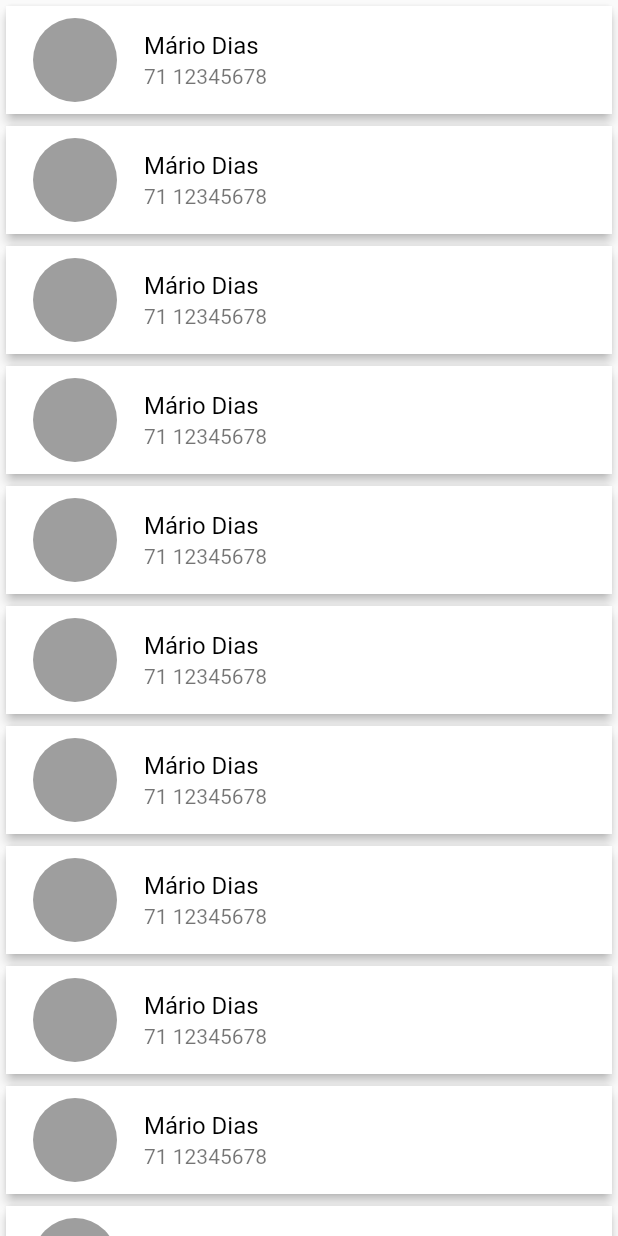
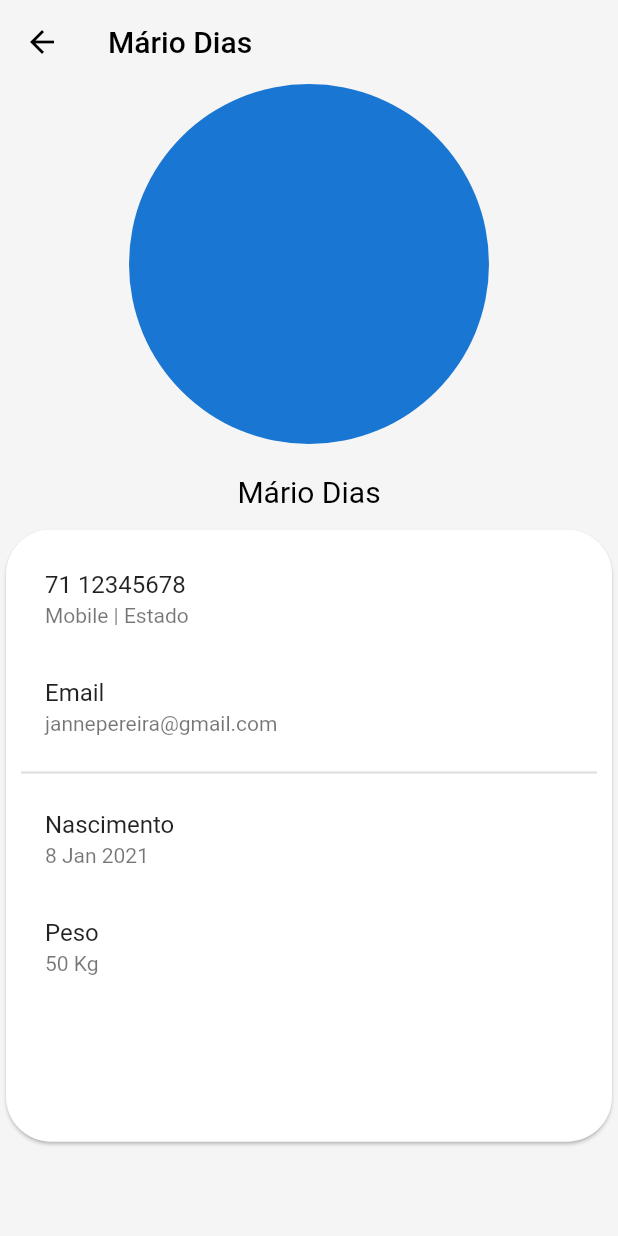
Before and after one commit to feliper2002/Lista-de-contatos, a Flutter app: the screen it shows after launch, after a tap on an icon or button, on a phone screen of 412 x 824 dp. Run offline on Flutter 3.47's test engine with Material 2 defaults, Android fonts, the phone set to English and light mode, and no system bars.

Commit message:
creating contact model

```diff
--- a/lib/home.dart
+++ /dev/null
@@ -1,57 +0,0 @@
-import 'package:atividade/utils/contatoService.dart';
-import 'package:atividade/utils/user.dart';
-import 'package:flutter/material.dart';
-
-class HomeApp extends StatefulWidget {
-  @override
-  _HomeAppState createState() => _HomeAppState();
-}
-
-class _HomeAppState extends State<HomeApp> {
-  List<User> contatos = [];
-
-  @override
-  void initState() {
-    super.initState();
-    ContatoService ctn = ContatoService();
-    setState(() {
-      contatos = ctn.getAll();
-    });
-  }
-
-  @override
-  Widget build(BuildContext context) {
-    return SafeArea(
-      child: Scaffold(
-        body: Container(
-          child: ListView.builder(
-            itemCount: contatos.length,
-            itemBuilder: (_, int index) {
-              return InkWell(
-                highlightColor: Colors.blue[300],
-                onTap: () {},
-                child: Card(
-                  elevation: 3,
-                  child: ListTile(
-                    leading: CircleAvatar(
-                      radius: 30,
-                      backgroundColor: Colors.grey,
-                    ),
-                    tileColor: Colors.white,
-                    title: Text(
-                      contatos[index].nome,
-                      style: TextStyle(
-                        color: Colors.black,
-                      ),
-                    ),
-                    subtitle: Text(contatos[index].telefone),
-                  ),
-                ),
-              );
-            },
-          ),
-        ),
-      ),
-    );
-  }
-}
--- a/lib/main.dart
+++ b/lib/main.dart
@@ -1,5 +1,6 @@
+import 'package:atividade/pages/home.dart';
+import 'package:atividade/styles/themeScheme.dart';
 import 'package:flutter/material.dart';
-import 'home.dart';
 
 void main() => runApp(InitApp());
 
@@ -8,6 +9,8 @@ class InitApp extends StatelessWidget {
   Widget build(BuildContext context) {
     return MaterialApp(
       debugShowCheckedModeBanner: false,
+      initialRoute: '/',
+      theme: themeScheme(),
       home: HomeApp(),
     );
   }
--- /dev/null
+++ b/lib/models/contact.dart
@@ -0,0 +1,71 @@
+import 'package:atividade/styles/textStyle.dart';
+import 'package:atividade/utils/user.dart';
+import 'package:flutter/material.dart';
+import 'package:intl/intl.dart';
+
+class ContactModel extends StatelessWidget {
+  final List<User> user;
+  final int index;
+  ContactModel(this.user, this.index);
+
+  @override
+  Widget build(BuildContext context) {
+    return SafeArea(
+      child: Scaffold(
+        appBar: AppBar(
+          elevation: 0,
+          title: Text(user[index].nome, style: contactNameAppBar),
+        ),
+        body: Center(
+          child: Container(
+            child: Column(
+              children: [
+                CircleAvatar(
+                  radius: 120,
+                ),
+                SizedBox(height: 20),
+                Text(user[index].nome, style: contactNameAppBar),
+                SizedBox(height: 10),
+                Container(
+                  height: MediaQuery.of(context).size.height / 1.98,
+                  width: double.infinity,
+                  child: Card(
+                    color: Colors.white,
+                    shape: RoundedRectangleBorder(
+                        borderRadius: BorderRadius.circular(30)),
+                    child: Container(
+                      margin: EdgeInsets.all(10),
+                      child: Column(
+                        children: [
+                          ListTile(
+                            title: Text(user[index].telefone),
+                            subtitle: Text('Mobile | Estado'),
+                          ),
+                          ListTile(
+                            title: Text('Email'),
+                            subtitle: Text(user[index].email),
+                          ),
+                          Divider(thickness: 1.5),
+                          ListTile(
+                            title: Text('Nascimento'),
+                            subtitle: Text(DateFormat('d MMM y')
+                                .format(user[index].nascimento)
+                                .toString()),
+                          ),
+                          ListTile(
+                            title: Text('Peso'),
+                            subtitle: Text(user[index].peso.toString() + ' Kg'),
+                          ),
+                        ],
+                      ),
+                    ),
+                  ),
+                ),
+              ],
+            ),
+          ),
+        ),
+      ),
+    );
+  }
+}
--- /dev/null
+++ b/lib/pages/home.dart
@@ -0,0 +1,82 @@
+import 'package:atividade/models/contact.dart';
+import 'package:atividade/utils/contatoService.dart';
+import 'package:atividade/utils/user.dart';
+import 'package:flutter/cupertino.dart';
+import 'package:flutter/material.dart';
+
+class HomeApp extends StatefulWidget {
+  @override
+  _HomeAppState createState() => _HomeAppState();
+}
+
+class _HomeAppState extends State<HomeApp> {
+  ContatoService ctn = ContatoService();
+  List<User> contatos = [];
+
+  // openContact(List<User> contatos, int index) {
+  //   Navigator.push(
+  //     context,
+  //     MaterialPageRoute(builder: (context) => ContactModel(contatos, index)),
+  //   );
+  // }
+
+  @override
+  void initState() {
+    super.initState();
+    contatos = ctn.getAll();
+  }
+
+  @override
+  Widget build(BuildContext context) {
+    return SafeArea(
+      child: Scaffold(
+        body: Container(
+          child: ListView.builder(
+            itemCount: contatos.length,
+            itemBuilder: (_, index) {
+              return InkWell(
+                onTap: () {
+                  Navigator.push(
+                    context,
+                    MaterialPageRoute(
+                        builder: (context) => ContactModel(contatos, index)),
+                  );
+                },
+                child: ListTile(
+                  leading: CircleAvatar(
+                    radius: 24,
+                    backgroundColor: Colors.grey[400],
+                  ),
+                  title: Text(contatos[index].nome),
+                  subtitle: Text(contatos[index].telefone),
+                ),
+              );
+            },
+          ),
+        ),
+      ),
+    );
+  }
+}
+
+// InkWell(
+//                 highlightColor: Colors.blue[300],
+//                 onTap: () {},
+//                 child: Card(
+//                   elevation: 3,
+//                   child: ListTile(
+//                     leading: CircleAvatar(
+//                       radius: 30,
+//                       backgroundColor: Colors.grey,
+//                     ),
+//                     tileColor: Colors.white,
+//                     title: Text(
+//                       contatos[index].nome,
+//                       style: TextStyle(
+//                         color: Colors.black,
+//                       ),
+//                     ),
+//                     subtitle: Text(contatos[index].telefone),
+//                   ),
+//                 ),
+//               )
--- /dev/null
+++ b/lib/styles/textStyle.dart
@@ -0,0 +1,6 @@
+import 'package:flutter/material.dart';
+
+var contactNameAppBar = TextStyle(
+  color: Colors.black,
+  fontSize: 20,
+);
--- /dev/null
+++ b/lib/styles/themeScheme.dart
@@ -0,0 +1,11 @@
+import 'package:flutter/material.dart';
+
+ThemeData themeScheme() => ThemeData(
+      scaffoldBackgroundColor: Colors.grey[100],
+      appBarTheme: AppBarTheme(
+        iconTheme: IconThemeData(
+          color: Colors.black,
+        ),
+        color: Colors.grey[100],
+      ),
+    );
--- a/lib/utils/contatoService.dart
+++ b/lib/utils/contatoService.dart
@@ -3,18 +3,38 @@ import 'dart:math';
 import 'package:atividade/utils/user.dart';
 
 class ContatoService {
+  int max = 50;
+  var nome = ['Mário', 'Luigi', 'Wario', 'Peach', 'Filipe'];
+  var sobreNome = ['Dias', 'Fernandes', 'Castro', 'Souza', 'Deschamps'];
+  var telefones = ['71 12345678', '71 11112222', '71 33334444', '71 55556666'];
+  var emails = [
+    'teste123@gmail.com',
+    'dartteste123@gmail.com',
+    'umemailqualquer@gmail.com',
+    'issoesoumemail@gmail.com',
+    "luigi7878@outlook.com",
+    "peach_d2.com.br",
+    "mario.sd8@outlook.com",
+    "wario@gmail.com.br",
+    "nick_32@gmail.com",
+    "jannepereira@gmail.com",
+    "karaden@gmail.com",
+    "heloiza_89@gmail.com",
+    "flilipedsh@outlook.com.br",
+  ];
+  var aniversarios = [
+    DateTime.now(),
+    DateTime.now(),
+    DateTime.now(),
+    DateTime.now(),
+    DateTime.now(),
+  ];
+
+  var idade = [20, 15, 18, 35, 25, 19, 22, 45, 23, 34];
+  var peso = [55, 78, 90, 98, 110, 50, 45, 52, 75, 62, 35];
+
+  List<User> userList = [];
   List<User> getAll() {
-    int max = 50;
-    var nome = ['Mário', 'Luigi', 'Wario', 'Peach', 'Filipe'];
-    var sobreNome = ['Dias', 'Fernandes', 'Castro', 'Souza', 'Deschamps'];
-    var telefones = [
-      '71 12345678',
-      '71 11112222',
-      '71 33334444',
-      '71 55556666'
-    ];
-    List<User> userList = [];
-
     for (int i = 0; i < max; i++) {
       var nomeCompleto = nome[Random().nextInt(nome.length)] +
           ' ' +
@@ -22,6 +42,9 @@ class ContatoService {
       User usuario = new User(
         nome: nomeCompleto,
         telefone: telefones[Random().nextInt(telefones.length)],
+        email: emails[Random().nextInt(emails.length)],
+        nascimento: aniversarios[Random().nextInt(aniversarios.length)],
+        peso: peso[Random().nextInt(peso.length)],
       );
       userList.add(usuario);
     }
@@ -29,7 +52,7 @@ class ContatoService {
   }
 }
 
-main() {
-  ContatoService contatList = new ContatoService();
-  contatList.getAll();
-}
+// main() {
+//   ContatoService contatList = new ContatoService();
+//   contatList.getAll();
+// }
--- a/pubspec.yaml
+++ b/pubspec.yaml
@@ -3,7 +3,7 @@ description: A new Flutter project.
 
 # The following line prevents the package from being accidentally published to
 # pub.dev using `pub publish`. This is preferred for private packages.
-publish_to: 'none' # Remove this line if you wish to publish to pub.dev
+publish_to: "none" # Remove this line if you wish to publish to pub.dev
 
 # The following defines the version and build number for your application.
 # A version number is three numbers separated by dots, like 1.2.43
@@ -23,7 +23,7 @@ environment:
 dependencies:
   flutter:
     sdk: flutter
-
+  intl: ^0.16.1
 
   # The following adds the Cupertino Icons font to your application.
   # Use with the CupertinoIcons class for iOS style icons.
@@ -40,7 +40,6 @@ dev_dependencies:
 
 # The following section is specific to Flutter.
 flutter:
-
   # The following line ensures that the Material Icons font is
   # included with your application, so that you can use the icons in
   # the material Icons class.
```
Also changed, not shown: pubspec.lock.
